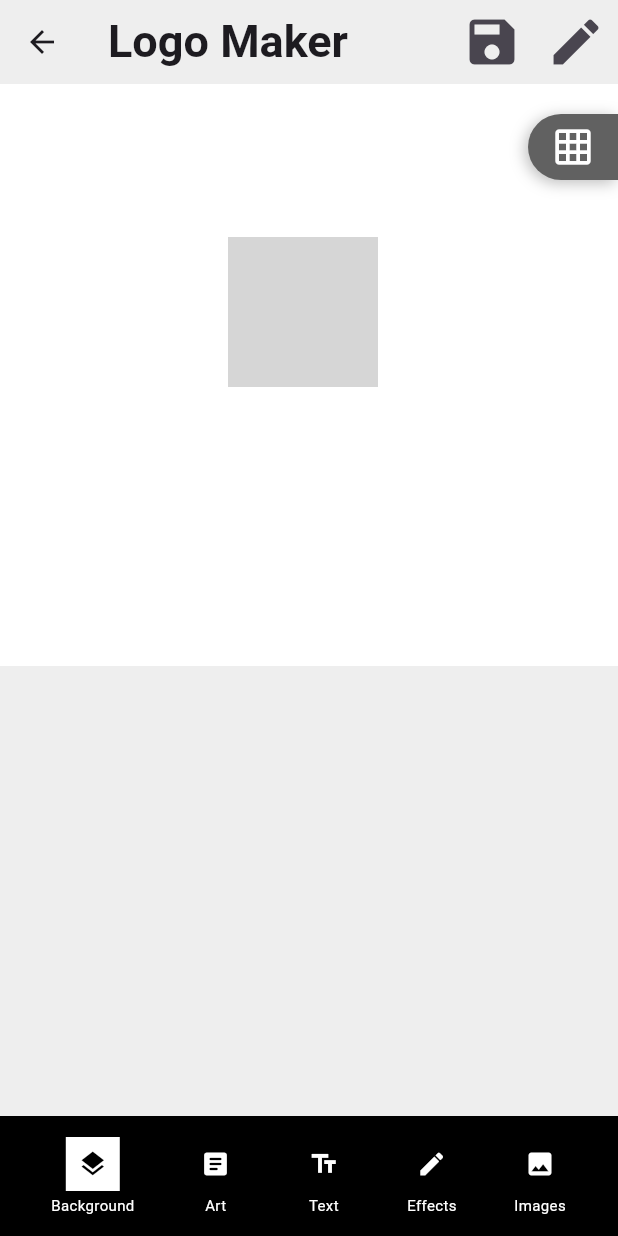
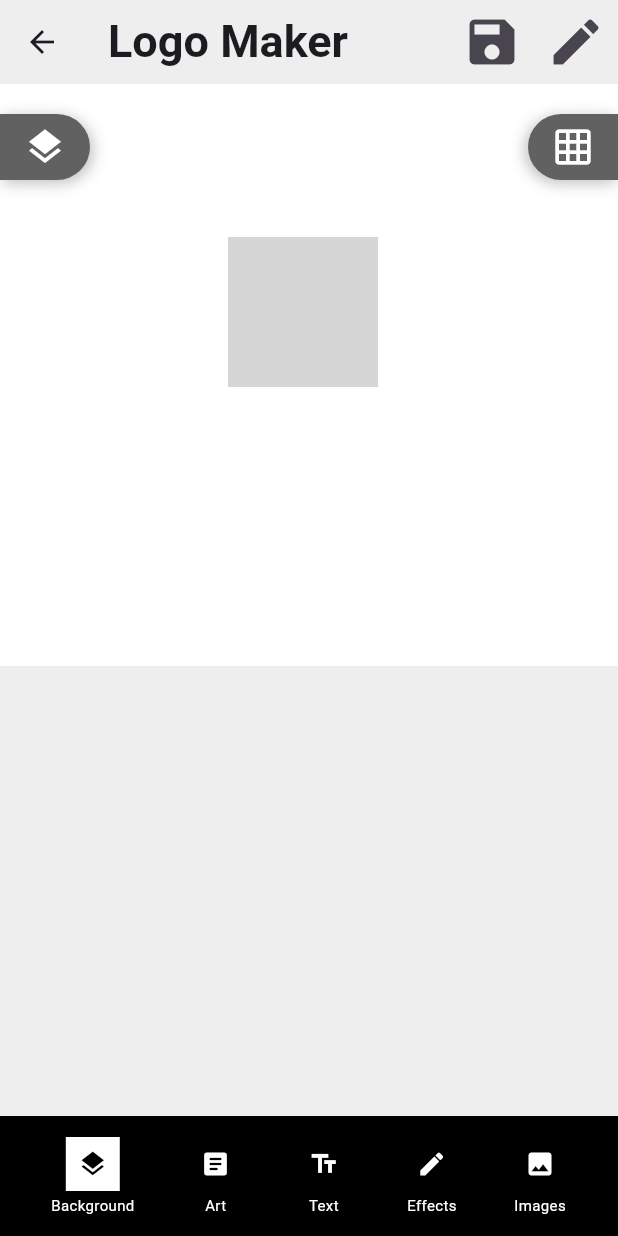
Before and after one commit to devsinntechnologies/logo-app-flutter, a Flutter app: the DownloadLogo screen opened directly with empty values, on a phone screen of 412 x 824 dp. Run offline on Flutter 3.47's test engine with Material 3 defaults, Android fonts, the light colour scheme and no system bars; our stand-ins replace connectivity_plus, flutter_svg, google_fonts; grey boxes are pictures that could not be loaded.

Commit message:
added layers ribbon in the canvas area

```diff
--- a/logo_app_flutter/lib/screens/download_logo.dart
+++ b/logo_app_flutter/lib/screens/download_logo.dart
@@ -22,8 +22,10 @@ class _DownloadLogoState extends State<DownloadLogo> {
   late Offset companyNamePosition;
   late Offset sloganPosition;
 
+  // State variable for grid visibility
   bool _showGrid = false;
-
+  // NEW: State variable for layers ribbon extension
+  bool _isLayersRibbonExtended = false;
 
   @override
   void initState() {
@@ -57,7 +59,7 @@ class _DownloadLogoState extends State<DownloadLogo> {
 
   void _deleteElement() {
     setState(() {
-
+      // In a real app, you would remove the element from a list here
       selectedElement = null; // Deselect
       ScaffoldMessenger.of(
         context,
@@ -189,6 +191,7 @@ class _DownloadLogoState extends State<DownloadLogo> {
     );
   }
 
+  // scaffold
   @override
   Widget build(BuildContext context) {
     return Scaffold(
@@ -223,29 +226,30 @@ class _DownloadLogoState extends State<DownloadLogo> {
         ],
       ),
 
+      // Main content
       body: Stack(
         children: [
-
+          // This container provides the basic white background for the canvas area
           Container(height: 500, width: double.infinity, color: Colors.white),
           Column(
             children: [
               Expanded(
                 child: Stack(
                   children: [
-
+                    // Grid lines as the first child of the Stack
                     if (_showGrid)
                       CustomPaint(
                         painter: _GridPainter(
-
-                          gridColor: Colors.black,
+                          gridColor: Colors.black, // Adjust grid color
                         ),
-
+                        // Size.infinite will make it fill the parent Stack's bounds
                         size: Size.infinite,
                       ),
 
+                    // Floating Grid Toggle Button (ribbon style - top right)
                     Positioned(
-                      top: 20,
-                      right: 0,
+                      top: 20, // Adjust vertical position
+                      right: 0, // Flush with the right edge
                       child: GestureDetector(
                         onTap: () {
                           setState(() {
@@ -255,21 +259,21 @@ class _DownloadLogoState extends State<DownloadLogo> {
                         child: Container(
                           padding: const EdgeInsets.symmetric(horizontal: 16, vertical: 8),
                           decoration: BoxDecoration(
-                            color: Colors.grey.shade700,
+                            color: Colors.grey.shade700, // Darker grey for the ribbon
                             borderRadius: const BorderRadius.only(
-                              topLeft: Radius.circular(25.0),
-                              bottomLeft: Radius.circular(25.0),
+                              topLeft: Radius.circular(25.0),    // Curved top-left
+                              bottomLeft: Radius.circular(25.0), // Curved bottom-left
                             ),
                             boxShadow: const [
                               BoxShadow(
                                 color: Colors.black26,
                                 blurRadius: 8,
-                                offset: Offset(-2, 2),
+                                offset: Offset(-2, 2), // Shadow for bulging effect from right
                               ),
                             ],
                           ),
                           child: Icon(
-                            _showGrid ? Icons.grid_off : Icons.grid_on,
+                            _showGrid ? Icons.grid_off : Icons.grid_on, // Icon changes based on state
                             color: Colors.white,
                             size: 28,
                           ),
@@ -277,6 +281,68 @@ class _DownloadLogoState extends State<DownloadLogo> {
                       ),
                     ),
 
+                    // --- NEW: Floating Layers Ribbon Button (top left) ---
+                    Positioned(
+                      top: 20, // Adjust vertical position, same as grid button
+                      left: 0, // Flush with the left edge
+                      child: GestureDetector(
+                        onTap: () {
+                          setState(() {
+                            _isLayersRibbonExtended = !_isLayersRibbonExtended;
+                          });
+                        },
+                        child: AnimatedContainer(
+                          duration: const Duration(milliseconds: 300), // Smooth animation duration
+                          width: _isLayersRibbonExtended ? 180.0 : 60.0, // Expanded vs. retracted width
+                          height: 44.0, // Fixed height for the ribbon
+                          curve: Curves.easeInOut, // Smooth animation curve
+                          decoration: BoxDecoration(
+                            color: Colors.grey.shade700, // Darker grey for the ribbon
+                            borderRadius: const BorderRadius.only(
+                              topRight: Radius.circular(25.0),    // Curved top-right
+                              bottomRight: Radius.circular(25.0), // Curved bottom-right
+                            ),
+                            boxShadow: const [
+                              BoxShadow(
+                                color: Colors.black26,
+                                blurRadius: 8,
+                                offset: Offset(2, 2), // Shadow for bulging effect from left
+                              ),
+                            ],
+                          ),
+                          child: Row(
+                            mainAxisSize: MainAxisSize.min, // Wrap content
+                            children: [
+                              Padding(
+                                padding: const EdgeInsets.only(left: 16.0), // Padding for the icon
+                                child: Icon(
+                                  _isLayersRibbonExtended
+                                      ? Icons.arrow_back_ios // Left arrow when extended
+                                      : Icons.layers, // Layers icon when retracted
+                                  color: Colors.white,
+                                  size: 28,
+                                ),
+                              ),
+                              if (_isLayersRibbonExtended) // Show text only when extended
+                                Expanded( // Allows text to fill remaining space
+                                  child: Padding(
+                                    padding: const EdgeInsets.only(left: 8.0, right: 16.0),
+                                    child: Text(
+                                      'No Layers Found',
+                                      style: const TextStyle(color: Colors.white, fontSize: 14),
+                                      softWrap: false, // Prevent text from wrapping
+                                      overflow: TextOverflow.fade, // Fade if text is too long during animation
+                                    ),
+                                  ),
+                                ),
+                            ],
+                          ),
+                        ),
+                      ),
+                    ),
+                    // --- END NEW ---
+
+                    // Company Name
                     Positioned(
                       left: companyNamePosition.dx,
                       top: companyNamePosition.dy,
@@ -372,6 +438,7 @@ class _DownloadLogoState extends State<DownloadLogo> {
                       ),
                     ),
 
+                    // Slogan
                     Positioned(
                       left: sloganPosition.dx,
                       top: sloganPosition.dy,
@@ -467,6 +534,7 @@ class _DownloadLogoState extends State<DownloadLogo> {
                       ),
                     ),
 
+                    // Logo
                     Positioned(
                       left: logoPosition.dx,
                       top: logoPosition.dy,
@@ -572,6 +640,7 @@ class _DownloadLogoState extends State<DownloadLogo> {
         ],
       ),
 
+      //bottom bar
       bottomNavigationBar: BottomAppBar(
         color: Colors.black,
         child: Row(
@@ -664,32 +733,36 @@ class _DownloadLogoState extends State<DownloadLogo> {
   }
 }
 
+// CustomPainter for drawing the fixed 4x4 dotted grid
 class _GridPainter extends CustomPainter {
   final Color gridColor;
 
   _GridPainter({required this.gridColor});
 
-  final double _dashWidth = 4.0;
-  final double _dashSpace = 4.0;
-  final double _strokeWidth = 2.0;
+  // Define properties for dotted lines
+  final double _dashWidth = 4.0; // Length of each dash segment
+  final double _dashSpace = 4.0; // Length of space between dashes
+  final double _strokeWidth = 2.0; // Thickness of the dotted line
 
   @override
   void paint(Canvas canvas, Size size) {
     final Paint paint = Paint()
       ..color = gridColor
       ..strokeWidth = _strokeWidth
-      ..style = PaintingStyle.stroke;
+      ..style = PaintingStyle.stroke; // Ensure it draws lines
 
-
+    // Calculate fixed spacing for a 4x4 grid
+    // For 4 columns/rows, we need 5 lines (0, 1/4, 2/4, 3/4, 4/4)
     final double colStep = size.width / 4;
     final double rowStep = size.height / 4;
 
+    // Draw horizontal dotted lines (5 lines for 4 rows)
     for (int i = 0; i <= 4; i++) {
       final double y = i * rowStep;
       double currentX = 0;
       while (currentX < size.width) {
         double segmentEnd = currentX + _dashWidth;
-
+        // Ensure the last dash doesn't draw beyond the canvas width
         if (segmentEnd > size.width) {
           segmentEnd = size.width;
         }
@@ -698,12 +771,13 @@ class _GridPainter extends CustomPainter {
       }
     }
 
+    // Draw vertical dotted lines (5 lines for 4 columns)
     for (int i = 0; i <= 4; i++) {
       final double x = i * colStep;
       double currentY = 0;
       while (currentY < size.height) {
         double segmentEnd = currentY + _dashWidth;
-
+        // Ensure the last dash doesn't draw beyond the canvas height
         if (segmentEnd > size.height) {
           segmentEnd = size.height;
         }
@@ -715,8 +789,8 @@ class _GridPainter extends CustomPainter {
 
   @override
   bool shouldRepaint(covariant _GridPainter oldDelegate) {
-
-
+    // Only repaint if the grid color changes.
+    // Dashing properties are fixed within the painter.
     return oldDelegate.gridColor != gridColor;
   }
 }
```
